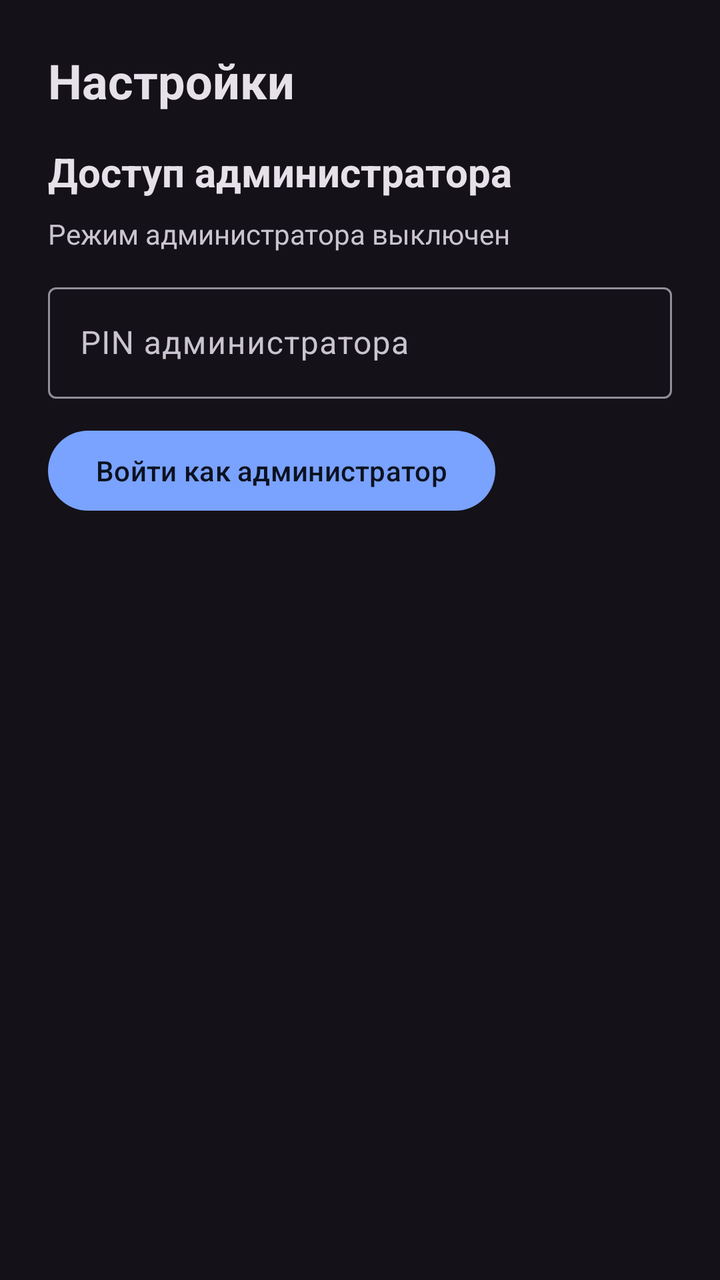
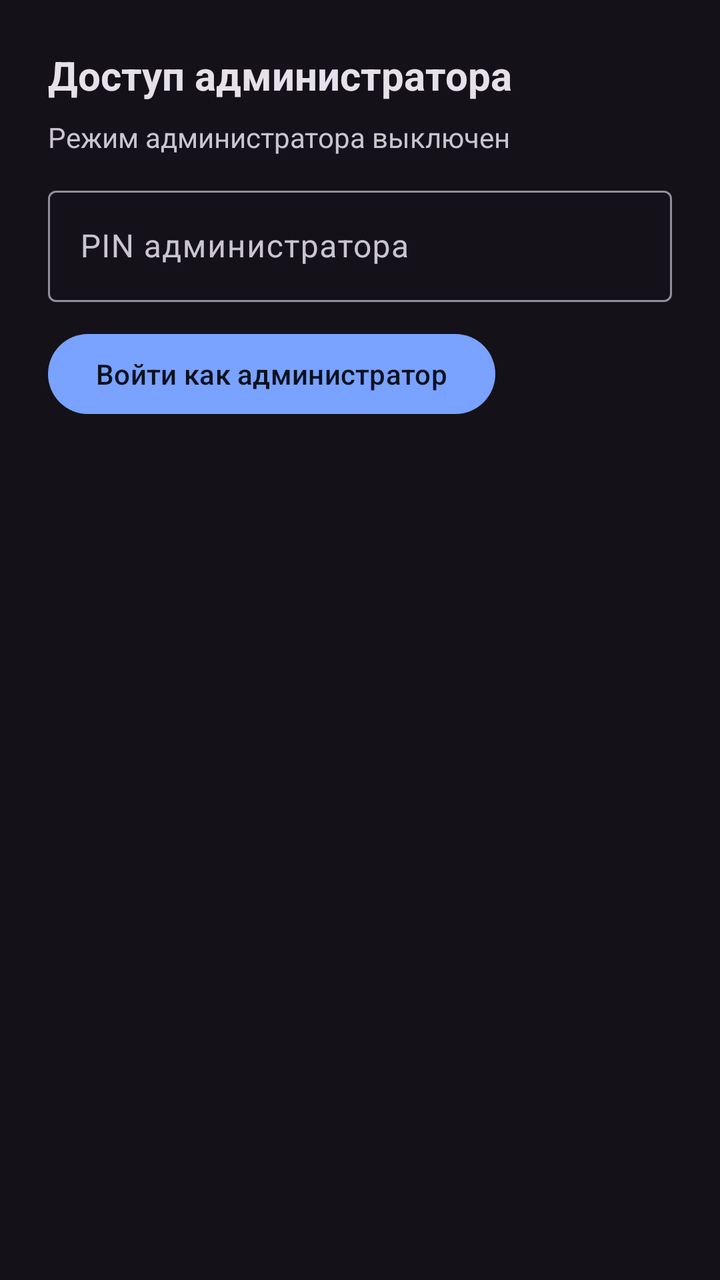

The first picture is an Android layout as it rendered before a commit; the second is the same layout after the commit. The layout source and the unified diff follow.
<!-- AndroidManifest.xml: application theme Theme.GameChatAndroid -->
<!-- res/layout/fragment_settings.xml -->
<?xml version="1.0" encoding="utf-8"?>
<ScrollView xmlns:android="http://schemas.android.com/apk/res/android"
    android:layout_width="match_parent"
    android:layout_height="match_parent"
    android:fillViewport="true">

    <LinearLayout
        android:layout_width="match_parent"
        android:layout_height="wrap_content"
        android:background="?attr/colorSurface"
        android:orientation="vertical"
        android:padding="24dp">

        <TextView
            android:id="@+id/settingsTitle"
            android:layout_width="wrap_content"
            android:layout_height="wrap_content"
            android:text="@string/menu_settings"
            android:textColor="?attr/colorOnSurface"
            android:textSize="24sp"
            android:textStyle="bold" />

        <TextView
            android:id="@+id/adminTitle"
            android:layout_width="wrap_content"
            android:layout_height="wrap_content"
            android:layout_marginTop="16dp"
            android:text="@string/admin_section_title"
            android:textColor="?attr/colorOnSurface"
            android:textSize="20sp"
            android:textStyle="bold" />

        <TextView
            android:id="@+id/adminStatusText"
            android:layout_width="wrap_content"
            android:layout_height="wrap_content"
            android:layout_marginTop="8dp"
            android:text="@string/admin_status_off"
            android:textColor="?attr/colorOnSurfaceVariant"
            android:textSize="14sp" />

        <com.google.android.material.textfield.TextInputLayout
            android:id="@+id/adminPinLayout"
            android:layout_width="match_parent"
            android:layout_height="wrap_content"
            android:layout_marginTop="12dp"
            android:hint="@string/admin_pin_hint">

            <com.google.android.material.textfield.TextInputEditText
                android:id="@+id/adminPinInput"
                android:layout_width="match_parent"
                android:layout_height="wrap_content"
                android:imeOptions="actionDone"
                android:inputType="numberPassword"
                android:maxLines="1" />
        </com.google.android.material.textfield.TextInputLayout>

        <Button
            android:id="@+id/adminLoginButton"
            android:layout_width="wrap_content"
            android:layout_height="wrap_content"
            android:layout_marginTop="12dp"
            android:text="@string/admin_login" />

        <Button
            android:id="@+id/adminLogoutButton"
            android:layout_width="wrap_content"
            android:layout_height="wrap_content"
            android:layout_marginTop="12dp"
            android:text="@string/admin_logout"
            android:visibility="gone" />
    </LinearLayout>
</ScrollView>
<!-- resources referenced by this layout -->
<resources>
  <string name="admin_login">Войти как администратор</string>
  <string name="admin_logout">Выйти из режима администратора</string>
  <string name="admin_pin_hint">PIN администратора</string>
  <string name="admin_section_title">Доступ администратора</string>
  <string name="admin_status_off">Режим администратора выключен</string>
  <string name="menu_settings">Настройки</string>
  <style name="Theme.GameChatAndroid" parent="Theme.Material3.Dark.NoActionBar">
          <item name="colorPrimary">#7AA2FF</item>
          <item name="colorOnPrimary">#0B1220</item>
          <item name="colorPrimaryContainer">#7AA2FF</item>
          <item name="colorOnPrimaryContainer">#0B1220</item>
          <item name="android:statusBarColor">?attr/colorSurface</item>
          <item name="android:navigationBarColor">?attr/colorSurface</item>
      </style>
</resources>

<!-- the commit's change to res/layout/fragment_settings.xml (unified diff, before → after) -->
@@ -12,19 +12,9 @@
         android:padding="24dp">
 
         <TextView
-            android:id="@+id/settingsTitle"
-            android:layout_width="wrap_content"
-            android:layout_height="wrap_content"
-            android:text="@string/menu_settings"
-            android:textColor="?attr/colorOnSurface"
-            android:textSize="24sp"
-            android:textStyle="bold" />
-
-        <TextView
             android:id="@+id/adminTitle"
             android:layout_width="wrap_content"
             android:layout_height="wrap_content"
-            android:layout_marginTop="16dp"
             android:text="@string/admin_section_title"
             android:textColor="?attr/colorOnSurface"
             android:textSize="20sp"
<!-- resource entries referenced after the edit -->
@@ -5,7 +5,6 @@
   <string name="admin_pin_hint">PIN администратора</string>
   <string name="admin_section_title">Доступ администратора</string>
   <string name="admin_status_off">Режим администратора выключен</string>
-  <string name="menu_settings">Настройки</string>
   <style name="Theme.GameChatAndroid" parent="Theme.Material3.Dark.NoActionBar">
           <item name="colorPrimary">#7AA2FF</item>
           <item name="colorOnPrimary">#0B1220</item>
